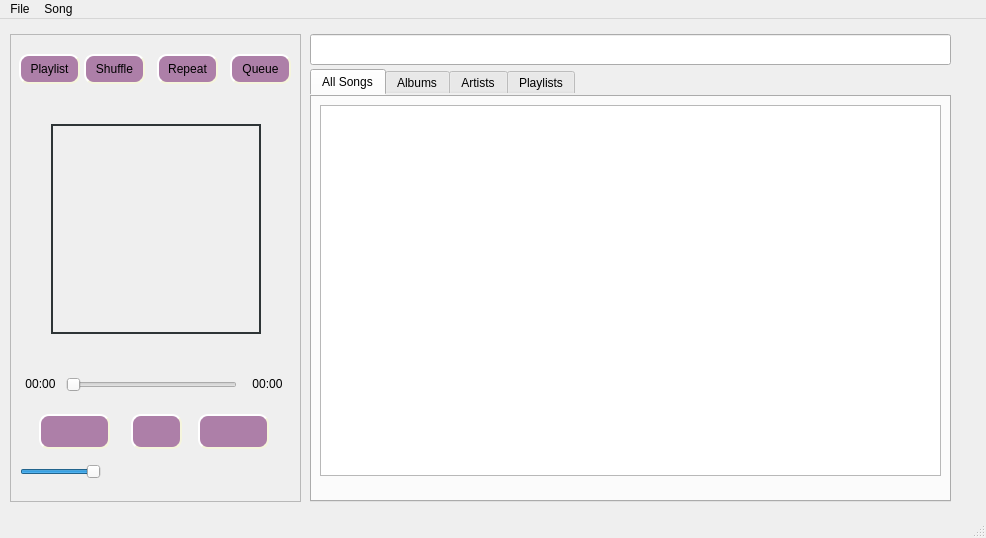
This is src/player.ui in pirxus/waPlayer as Qt 5 draws it before an edit. The edited form follows.
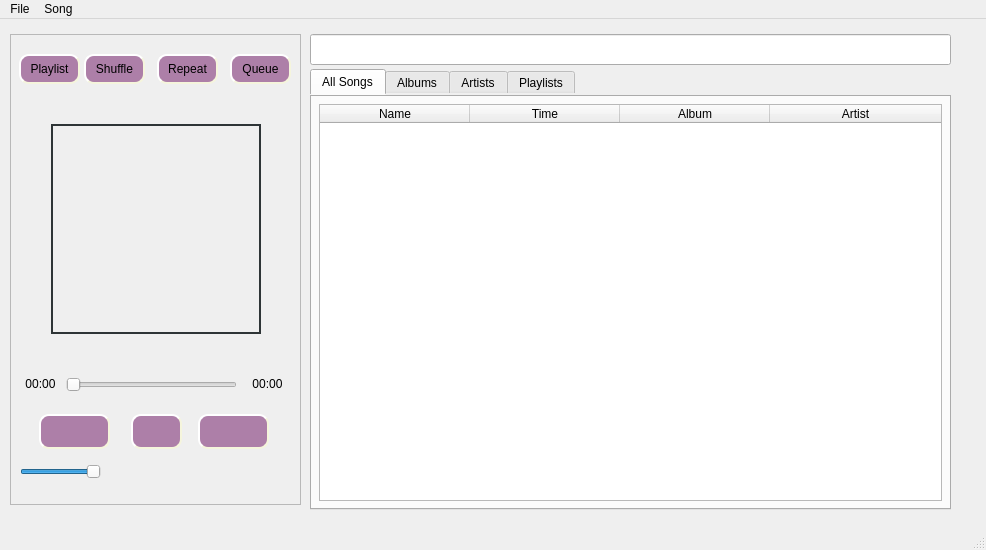
This is the edited form. The open tabs and pages were chosen to show the change. Icons and pictures are not drawn.

Commit message: added all songs table, it its possible to play songs from there... TODO: parentheses in queries

```diff
--- a/src/player.ui
+++ b/src/player.ui
@@ -7,7 +7,7 @@
     <x>0</x>
     <y>0</y>
     <width>986</width>
-    <height>538</height>
+    <height>550</height>
    </rect>
   </property>
   <property name="sizePolicy">
@@ -43,7 +43,7 @@
       <x>310</x>
       <y>50</y>
       <width>641</width>
-      <height>433</height>
+      <height>441</height>
      </rect>
     </property>
     <property name="sizePolicy">
@@ -83,28 +83,77 @@
      <attribute name="title">
       <string>All Songs</string>
      </attribute>
-     <widget class="QListWidget" name="listAllSongs">
-      <property name="geometry">
-       <rect>
-        <x>10</x>
-        <y>10</y>
-        <width>621</width>
-        <height>371</height>
-       </rect>
-      </property>
-      <property name="sizePolicy">
-       <sizepolicy hsizetype="Expanding" vsizetype="Expanding">
-        <horstretch>0</horstretch>
-        <verstretch>0</verstretch>
-       </sizepolicy>
-      </property>
-      <property name="maximumSize">
-       <size>
-        <width>700</width>
-        <height>381</height>
-       </size>
-      </property>
-     </widget>
+     <layout class="QGridLayout" name="gridLayout">
+      <item row="0" column="0">
+       <widget class="QTableWidget" name="tableAllSongs">
+        <property name="focusPolicy">
+         <enum>Qt::NoFocus</enum>
+        </property>
+        <property name="editTriggers">
+         <set>QAbstractItemView::NoEditTriggers</set>
+        </property>
+        <property name="alternatingRowColors">
+         <bool>true</bool>
+        </property>
+        <property name="selectionBehavior">
+         <enum>QAbstractItemView::SelectRows</enum>
+        </property>
+        <property name="showGrid">
+         <bool>false</bool>
+        </property>
+        <property name="sortingEnabled">
+         <bool>false</bool>
+        </property>
+        <property name="wordWrap">
+         <bool>false</bool>
+        </property>
+        <property name="cornerButtonEnabled">
+         <bool>false</bool>
+        </property>
+        <property name="rowCount">
+         <number>0</number>
+        </property>
+        <property name="columnCount">
+         <number>4</number>
+        </property>
+        <attribute name="horizontalHeaderCascadingSectionResizes">
+         <bool>true</bool>
+        </attribute>
+        <attribute name="horizontalHeaderMinimumSectionSize">
+         <number>20</number>
+        </attribute>
+        <attribute name="horizontalHeaderDefaultSectionSize">
+         <number>150</number>
+        </attribute>
+        <attribute name="horizontalHeaderStretchLastSection">
+         <bool>true</bool>
+        </attribute>
+        <attribute name="verticalHeaderVisible">
+         <bool>false</bool>
+        </attribute>
+        <column>
+         <property name="text">
+          <string>Name</string>
+         </property>
+        </column>
+        <column>
+         <property name="text">
+          <string>Time</string>
+         </property>
+        </column>
+        <column>
+         <property name="text">
+          <string>Album</string>
+         </property>
+        </column>
+        <column>
+         <property name="text">
+          <string>Artist</string>
+         </property>
+        </column>
+       </widget>
+      </item>
+     </layout>
     </widget>
     <widget class="QWidget" name="tab_albums">
      <attribute name="title">
@@ -151,7 +200,7 @@
       <x>10</x>
       <y>15</y>
       <width>291</width>
-      <height>468</height>
+      <height>471</height>
      </rect>
     </property>
     <property name="frameShape">
```
Left out of the diff: 30 changed lines with no effect on the pictures. The commit also changes 3 other files.
